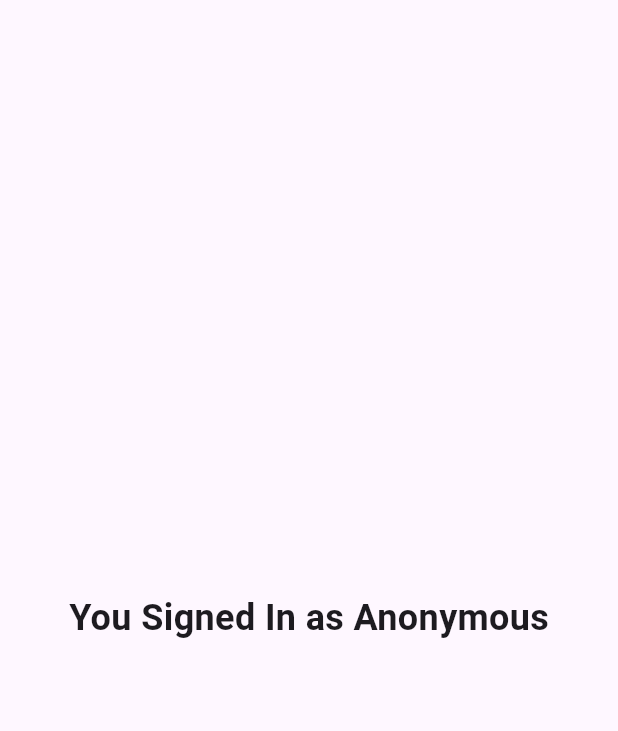
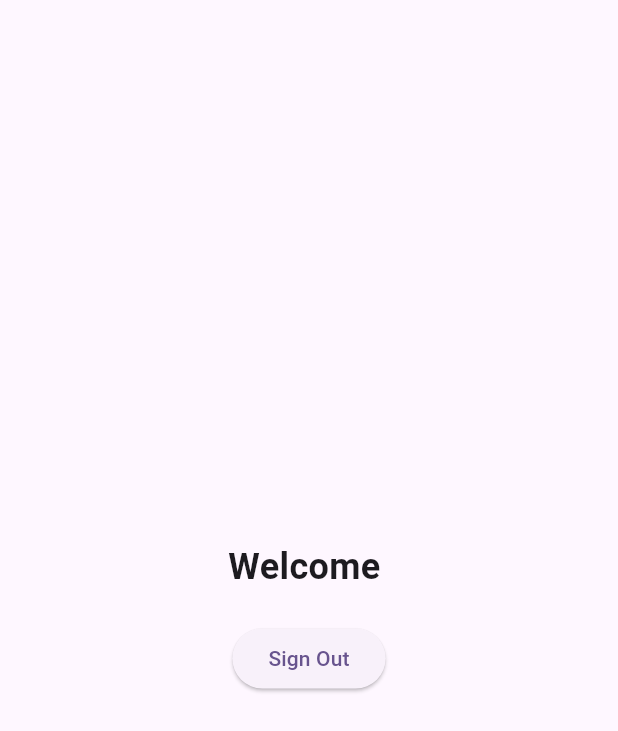
Before and after one commit to WizMe-M/Flutter-Firebase-Auth, a Flutter app: the HomePage screen opened by its route, on a phone screen of 412 x 824 dp. Shown: the top 731 px of the screen. Run offline on Flutter 3.47's test engine with Material 2 defaults, Android fonts, the phone set to English and light mode, and no system bars; our stand-ins replace firebase_auth, firebase_core, go_router; accounts and stored records are empty.

Commit message:
home page

```diff
--- a/lib/my_app.dart
+++ b/lib/my_app.dart
@@ -21,9 +21,7 @@ class MyApp extends StatelessWidget {
       ),
       GoRoute(
         path: AppPage.home.path,
-        builder: (context, state) => HomePage(
-          email: state.queryParams['email'],
-        ),
+        builder: (context, state) => const HomePage(),
       )
     ],
   );
--- a/lib/widget/page/home_page.dart
+++ b/lib/widget/page/home_page.dart
@@ -1,26 +1,59 @@
+import 'package:firebase_auth/firebase_auth.dart';
 import 'package:flutter/material.dart';
+import 'package:flutter_firebase_auth/routing/app_path.dart';
+import 'package:go_router/go_router.dart';
 
-class HomePage extends StatelessWidget {
-  const HomePage({Key? key, this.email}) : super(key: key);
+class HomePage extends StatefulWidget {
+  const HomePage({Key? key}) : super(key: key);
 
-  final String? email;
+  @override
+  State<HomePage> createState() => _HomePageState();
+}
 
-  bool get isAnonymous => email == null;
+class _HomePageState extends State<HomePage> {
+  late final String _text;
 
-  String get _text =>
-      isAnonymous ? 'You Signed In as Anonymous' : 'Welcome $email';
+  void signOut(BuildContext context) async {
+    await FirebaseAuth.instance.signOut();
+    if (context.mounted) {
+      context.go(AppPage.signIn.path);
+    }
+  }
+
+  @override
+  void initState() {
+    super.initState();
+
+    var user = FirebaseAuth.instance.currentUser!;
+    if (user.isAnonymous) {
+      _text = 'You signed in Anonymously';
+      return;
+    }
+
+    _text = 'Welcome ${user.email}';
+  }
 
   @override
   Widget build(BuildContext context) {
     return Scaffold(
       body: SafeArea(
         child: Center(
-          child: Text(
-            _text,
-            style: const TextStyle(
-              fontWeight: FontWeight.bold,
-              fontSize: 24,
-            ),
+          child: Column(
+            mainAxisAlignment: MainAxisAlignment.center,
+            children: [
+              Text(
+                _text,
+                style: const TextStyle(
+                  fontWeight: FontWeight.bold,
+                  fontSize: 24,
+                ),
+              ),
+              const SizedBox(height: 20),
+              ElevatedButton(
+                onPressed: () => signOut(context),
+                child: const Text('Sign Out'),
+              )
+            ],
           ),
         ),
       ),
```
